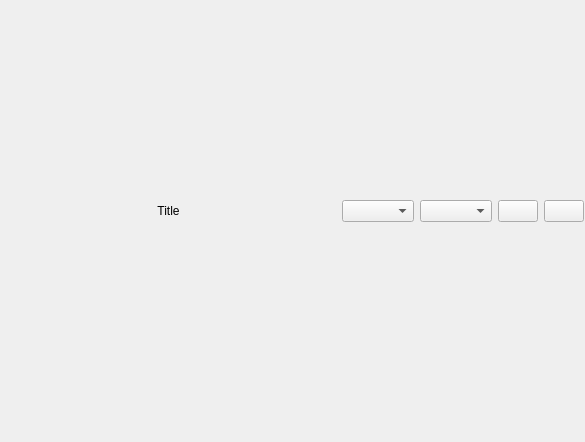
Above: tools/vdiff/src/mainwindow.ui from RazrFalcon/resvg-test-suite before the change. Below: the same form after it.
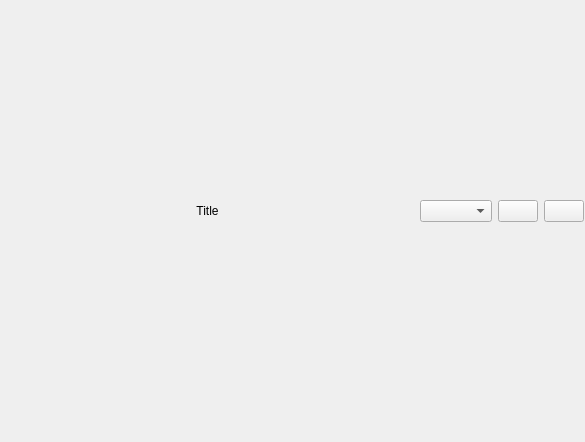
That is the form after the change. Icons and pictures are not drawn.

What changed in the file:
```diff
--- a/tools/vdiff/src/mainwindow.ui
+++ b/tools/vdiff/src/mainwindow.ui
@@ -64,16 +64,6 @@
         </property>
        </widget>
       </item>
-      <item>
-       <widget class="QComboBox" name="cmbBoxNames">
-        <property name="focusPolicy">
-         <enum>Qt::NoFocus</enum>
-        </property>
-        <property name="sizeAdjustPolicy">
-         <enum>QComboBox::AdjustToContents</enum>
-        </property>
-       </widget>
-      </item>
       <item>
        <widget class="QComboBox" name="cmbBoxFiles">
         <property name="sizeAdjustPolicy">
```
